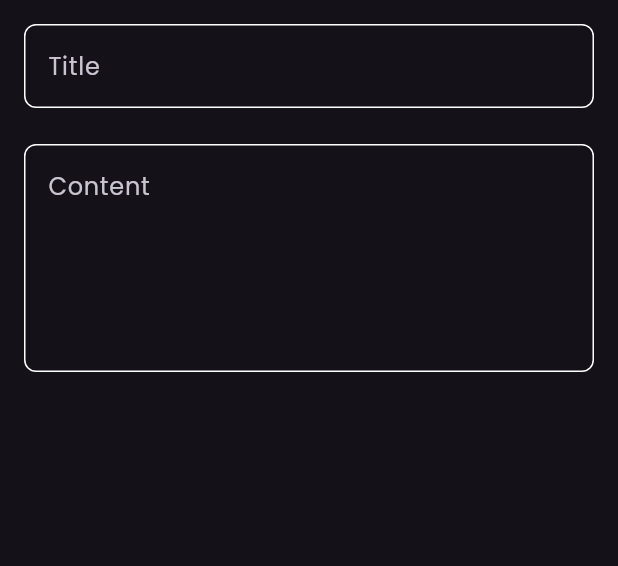
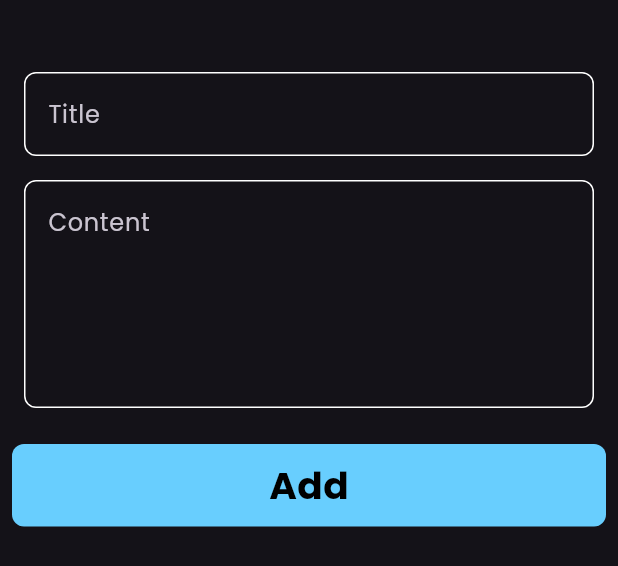
Before and after one commit to rawd93/notes_app, a Flutter app: the AddNoteBottomSheet widget shown alone on an empty page, opened directly, on a phone screen of 412 x 824 dp. Shown: the top 566 px of the screen. Run offline on Flutter 3.47's test engine with Material 3 defaults, Android fonts, the phone set to English and light mode, and no system bars.

Commit message:
finish notes bottom sheet

```diff
--- a/notes_app/lib/views/widget/add_note_buttomsheet.dart
+++ b/notes_app/lib/views/widget/add_note_buttomsheet.dart
@@ -7,22 +7,60 @@ class AddNoteBottomSheet extends StatelessWidget {
 
   @override
   Widget build(BuildContext context) {
-    return  const Padding(
+    return const Padding(
       padding: EdgeInsets.symmetric(vertical: 16),
+      child: SingleChildScrollView(
         child: Column(
           children: [
+            SizedBox(
+              height: 32,
+            ),
             CustomTextFieled(
               hint: 'Title',
             ),
             SizedBox(
-            height: 24,
+              height: 16,
             ),
             CustomTextFieled(
               hint: 'Content',
               maxLines: 5,
             ),
+            SizedBox(
+              height: 16,
+            ),
+            CustomButton(),
+            SizedBox(
+              height: 16,
+            ),
           ],
+        ),
       ),
     );
   }
 }
+
+class CustomButton extends StatelessWidget {
+  const CustomButton({super.key});
+
+  @override
+  Widget build(BuildContext context) {
+    return Padding(
+      padding: const EdgeInsets.all(8.0),
+      child: Container(
+        decoration: BoxDecoration(
+          color: kprimaryColor,
+          borderRadius: BorderRadius.circular(8),
+        ),
+        height: 55,
+        width: MediaQuery.of(context).size.width,
+        child: const Center(
+          child: Text(
+            'Add',
+            style: TextStyle(
+                fontSize: 25, color: Colors.black, fontWeight: FontWeight.bold),
+          ),
+        ),
+      ),
+    );
+  }
+}
```
Lines whose indentation alone changed are shown as unchanged.
